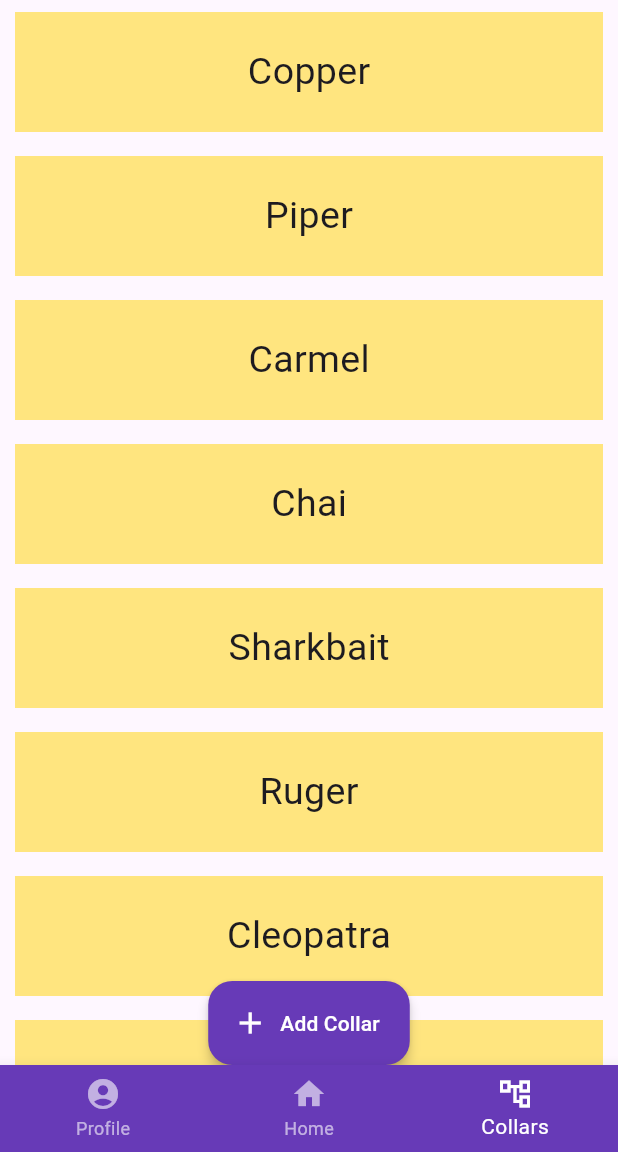
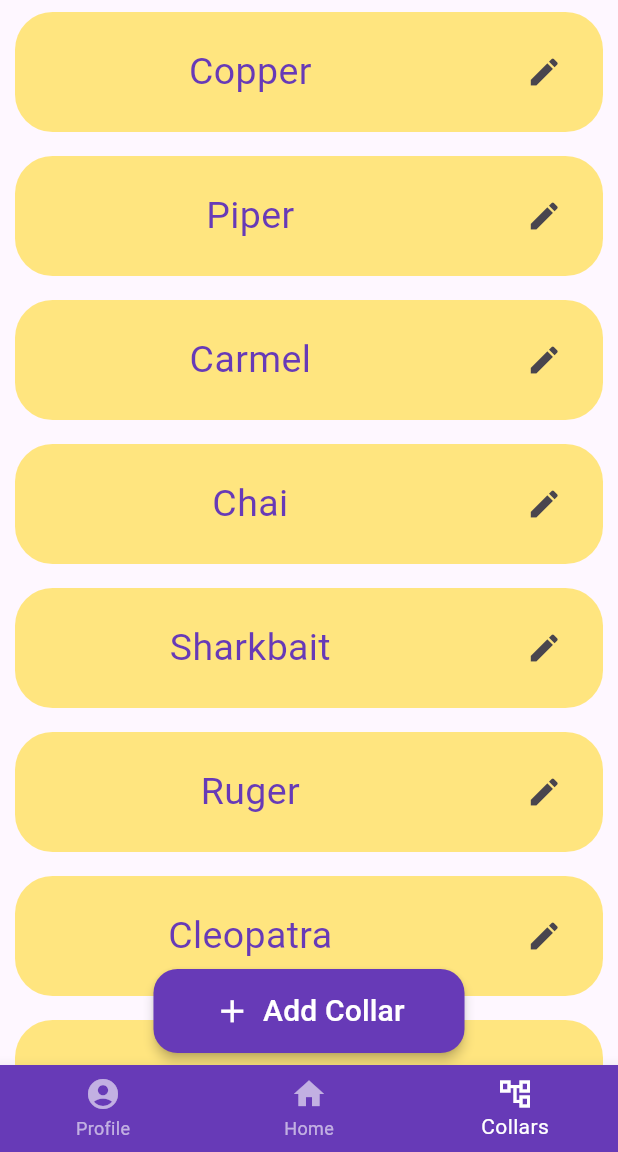
Before and after one commit to tallonch/Dog-Collar-Project, a Flutter app: the screen it shows after launch, item 3 of the bottom bar chosen, on a phone screen of 412 x 824 dp, the part 84-1236 px from its top. Run offline on Flutter 3.47's test engine with Material 3 defaults, Android fonts, the light colour scheme and no system bars; our stand-ins replace google_maps_flutter.

Commit message:
Dialog added

```diff
--- a/lib/screens/collar_management.dart
+++ b/lib/screens/collar_management.dart
@@ -23,54 +23,29 @@ class Collar_Management extends StatelessWidget{
             itemBuilder: (context, index) {
               return CollarListitem(child: _collar_name[index],);
             }),
-        // Center(
-        //   child: Row(
-        //       children: <Widget>[
-        //         const Expanded(
-        //           flex: 1,
-        //           child: Column(),
-        //         ),
-        //         Expanded(
-        //             flex: 8,
-        //             child:
-        //               Column(
-        //                 children: [
-        //                   ElevatedButton.icon(
-        //                     onPressed: () {
-        //                       print("Edit Collar Button Pressed");
-        //                     },
-        //                     icon: const Icon(
-        //                       Icons.edit,
-        //                       color: Colors.white,
-        //                       size: 30,
-        //                     ),
-        //                     style: ElevatedButton.styleFrom(
-        //                       shape: RoundedRectangleBorder(
-        //                           borderRadius: BorderRadius.circular(5.0)
-        //                       ),
-        //                       minimumSize: Size(double.infinity, 50),
-        //                       padding: EdgeInsets.all(10),
-        //                     ),
-        //                     label: Text("Edit Collar"),
-        //                   ),
-        //                 ],
-        //               ),
-        //         ),
-        //         const Expanded(
-        //           flex: 1,
-        //           child: Column(),
-        //         ),
-        //       ]
-        //   ),
-        // ),
-        floatingActionButton: FloatingActionButton.extended(
-          onPressed: () {
-            print("Add Collar Button Pressed");
-          },
-          backgroundColor: Colors.deepPurple,
-          icon: const Icon(Icons.add, color: Colors.white,),
-          label: const Text("Add Collar", style: TextStyle(color: Colors.white)),
-          elevation: 3,
+
+        floatingActionButton: Padding(
+          padding: const EdgeInsets.all(8.0),
+          child: FloatingActionButton.extended(
+            backgroundColor: Colors.deepPurple,
+            icon: const Icon(
+              Icons.add,
+              color: Colors.white,
+              size: 25,
+            ),
+            label: const Text(
+                "Add Collar",
+                style: TextStyle(
+                  color: Colors.white,
+                  fontSize: 20,
+                )
+            ),
+            elevation: 3,
+            extendedPadding: EdgeInsets.all(40),
+            onPressed: () {
+              print("Add Collar Button Pressed");
+            },
+          ),
         ),
         floatingActionButtonLocation: FloatingActionButtonLocation.centerDocked,
 
--- a/lib/templates/collar_list_item.dart
+++ b/lib/templates/collar_list_item.dart
@@ -1,4 +1,7 @@
+import 'package:flutter/cupertino.dart';
 import 'package:flutter/material.dart';
+import 'package:flutter/widgets.dart';
+import 'package:gps_dog_collar_flutter/templates/edit_collar_dialog.dart';
 
 class CollarListitem extends StatelessWidget {
   const CollarListitem({super.key, required this.child});
@@ -8,14 +11,70 @@ class CollarListitem extends StatelessWidget {
   Widget build(BuildContext context) {
     return Padding(
       padding: const EdgeInsets.symmetric(vertical: 8.0, horizontal: 10.0),
-      child: Container(
+      child:
+      Container(
         height: 80,
-        color: Colors.amberAccent[100],
-        child: Center(
-            child: Text(
-              child,
-              style: const TextStyle(fontSize: 25),)),
+        decoration: BoxDecoration(
+          color: Colors.amberAccent[100],
+          borderRadius: BorderRadius.circular(25.0),
+        ),
+        child: Row(
+          children: <Widget>[
+            Expanded(
+              flex: 8,
+              child: Column(
+                mainAxisSize: MainAxisSize.min,
+                children: [
+                  Center(
+                      child: Text(
+                        child,
+                        style: const TextStyle(
+                          fontSize: 25,
+                          color: Colors.deepPurple)
+                      )
+                  ),
+                ],
+              ),
+            ),
+            Expanded(
+              flex: 2,
+              child: Column(
+                mainAxisSize: MainAxisSize.min,
+                children: [
+                  Center(
+                    child: IconButton(
+                      icon: const Icon(Icons.edit),
+                      onPressed: () {
+                        openDialog(context);
+                      },
+                    )
+                  )
+                ],
+              ),
+            )
+          ],
+        ),
       ),
     );
   }
+
+  Future openDialog(BuildContext context) => showDialog(
+      context: context,
+      builder: (BuildContext context) => AlertDialog(
+        title: const Text('AlertDialog Title'),
+        content: const Text('AlertDialog description'),
+        backgroundColor: Colors.deepPurple,
+        contentTextStyle: TextStyle(color: Colors.white),
+        actions: <Widget>[
+          TextButton(
+            onPressed: () => Navigator.pop(context, 'Cancel'),
+            child: const Text('Cancel'),
+          ),
+          TextButton(
+            onPressed: () => Navigator.pop(context, 'OK'),
+            child: const Text('OK'),
+          ),
+        ],
+      ),
+    );
 }
```
Also changed, not shown: lib/templates/edit_collar_dialog.dart (added, +18 -0 lines).
